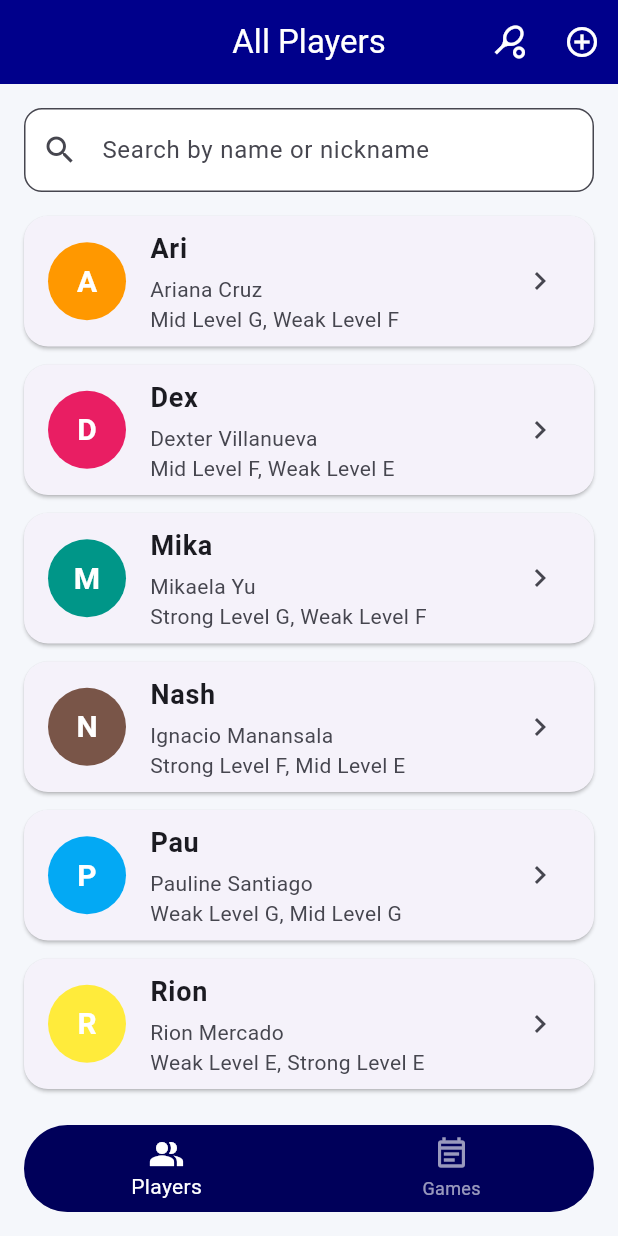
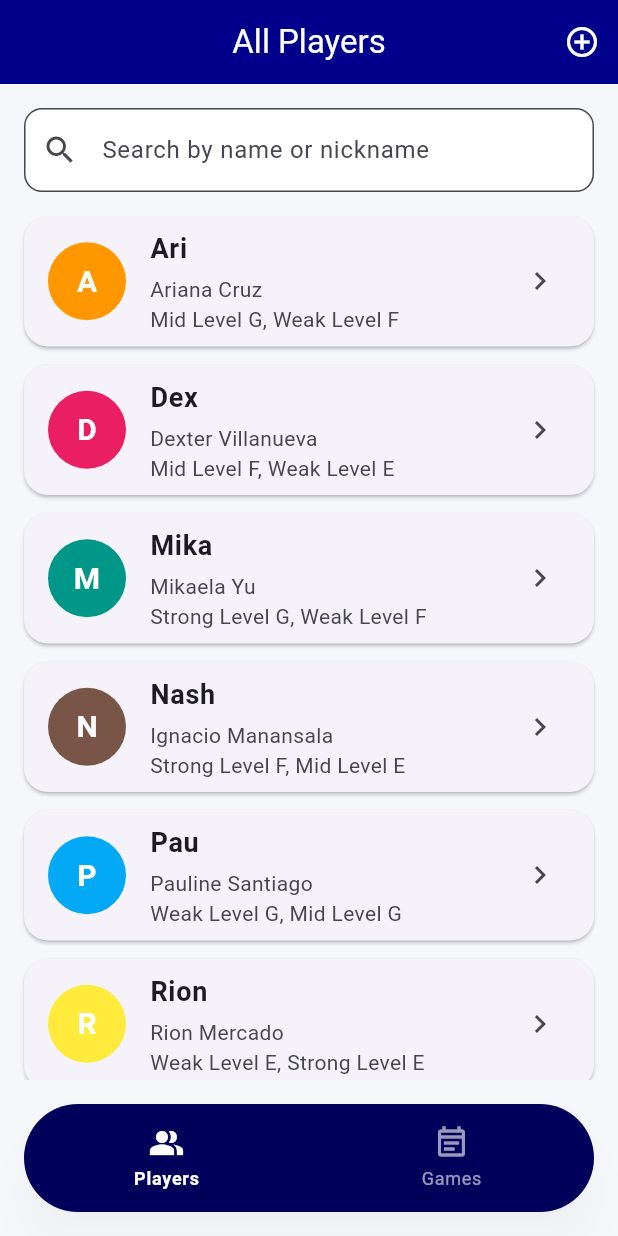
Before and after one commit to jobstefan773/player_profile, a Flutter app: the screen it shows after launch, on a phone screen of 412 x 824 dp. Run offline on Flutter 3.47's test engine with Material 3 defaults, Android fonts, the phone set to English and light mode, and no system bars; accounts and stored records are empty.

Commit message:
fix: ui fixes

```diff
--- a/lib/main.dart
+++ b/lib/main.dart
@@ -130,26 +130,85 @@
       body: _buildCurrentPage(),
       bottomNavigationBar: Padding(
         padding: const EdgeInsets.all(16),
-        child: ClipRRect(
+        child: PhysicalModel(
+          color: Colors.transparent,
+          elevation: 12,
           borderRadius: BorderRadius.circular(40),
-          child: BottomNavigationBar(
-            currentIndex: _currentIndex,
-            onTap: _onPageChanged,
-            backgroundColor: Theme.of(context).colorScheme.primaryContainer,
-            selectedItemColor: Theme.of(context).colorScheme.onPrimaryContainer,
-            unselectedItemColor: Theme.of(
-              context,
-            ).colorScheme.onPrimaryContainer.withValues(alpha: 0.6),
-            items: const [
-              BottomNavigationBarItem(
-                icon: Icon(Icons.people_alt_outlined),
-                activeIcon: Icon(Icons.people_alt),
-                label: 'Players',
+          shadowColor: Colors.black.withValues(alpha: 0.12),
+          child: ClipRRect(
+            borderRadius: BorderRadius.circular(40),
+            child: Container(
+              color: Theme.of(context).colorScheme.primaryContainer,
+              height: 72,
+              child: Row(
+                mainAxisAlignment: MainAxisAlignment.spaceEvenly,
+                children: [
+                  _NavButton(
+                    icon: Icons.people_alt_outlined,
+                    activeIcon: Icons.people_alt,
+                    label: 'Players',
+                    selected: _currentIndex == 0,
+                    onTap: () => _onPageChanged(0),
+                  ),
+                  _NavButton(
+                    icon: Icons.event_note_outlined,
+                    activeIcon: Icons.event_note,
+                    label: 'Games',
+                    selected: _currentIndex == 1,
+                    onTap: () => _onPageChanged(1),
+                  ),
+                ],
               ),
-              BottomNavigationBarItem(
-                icon: Icon(Icons.event_note_outlined),
-                activeIcon: Icon(Icons.event_note),
-                label: 'Games',
+            ),
+          ),
+        ),
+      ),
+    );
+  }
+}
+
+class _NavButton extends StatelessWidget {
+  static const _inkBorderRadius = BorderRadius.all(Radius.circular(40));
+  const _NavButton({
+    required this.icon,
+    required this.activeIcon,
+    required this.label,
+    required this.selected,
+    required this.onTap,
+  });
+
+  final IconData icon;
+  final IconData activeIcon;
+  final String label;
+  final bool selected;
+  final VoidCallback onTap;
+
+  @override
+  Widget build(BuildContext context) {
+    final colorScheme = Theme.of(context).colorScheme;
+    final Color iconColor = selected
+        ? colorScheme.onPrimaryContainer
+        : colorScheme.onPrimaryContainer.withValues(alpha: 0.6);
+
+    return Expanded(
+      child: Material(
+        color: Colors.transparent,
+        child: InkWell(
+          borderRadius: _inkBorderRadius,
+          splashColor: iconColor.withValues(alpha: 0.12),
+          highlightColor: iconColor.withValues(alpha: 0.05),
+          onTap: onTap,
+          child: Column(
+            mainAxisAlignment: MainAxisAlignment.center,
+            children: [
+              Icon(selected ? activeIcon : icon, color: iconColor),
+              const SizedBox(height: 4),
+              Text(
+                label,
+                style: Theme.of(context).textTheme.labelMedium?.copyWith(
+                  color: iconColor,
+                  fontWeight: selected ? FontWeight.w600 : FontWeight.w400,
+                ),
               ),
             ],
           ),
--- a/lib/screens/all_players_screen.dart
+++ b/lib/screens/all_players_screen.dart
@@ -110,12 +110,6 @@ class _AllPlayersScreenState extends State<AllPlayersScreen> {
       appBar: AppBar(
         title: const Text('All Players'),
         actions: [
-          if (widget.onOpenGames != null)
-            IconButton(
-              onPressed: widget.onOpenGames,
-              icon: const Icon(Icons.sports_tennis_outlined),
-              tooltip: 'View Games',
-            ),
           IconButton(
             onPressed: _openAddPlayer,
             icon: const Icon(Icons.add_circle_outline),
```
